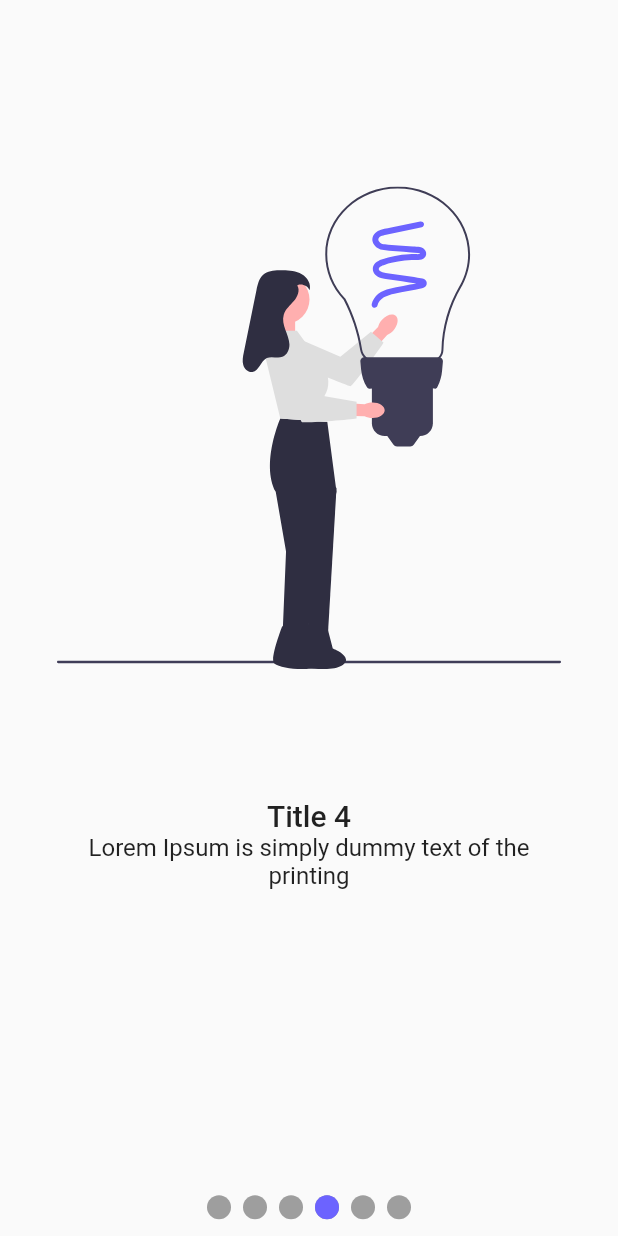
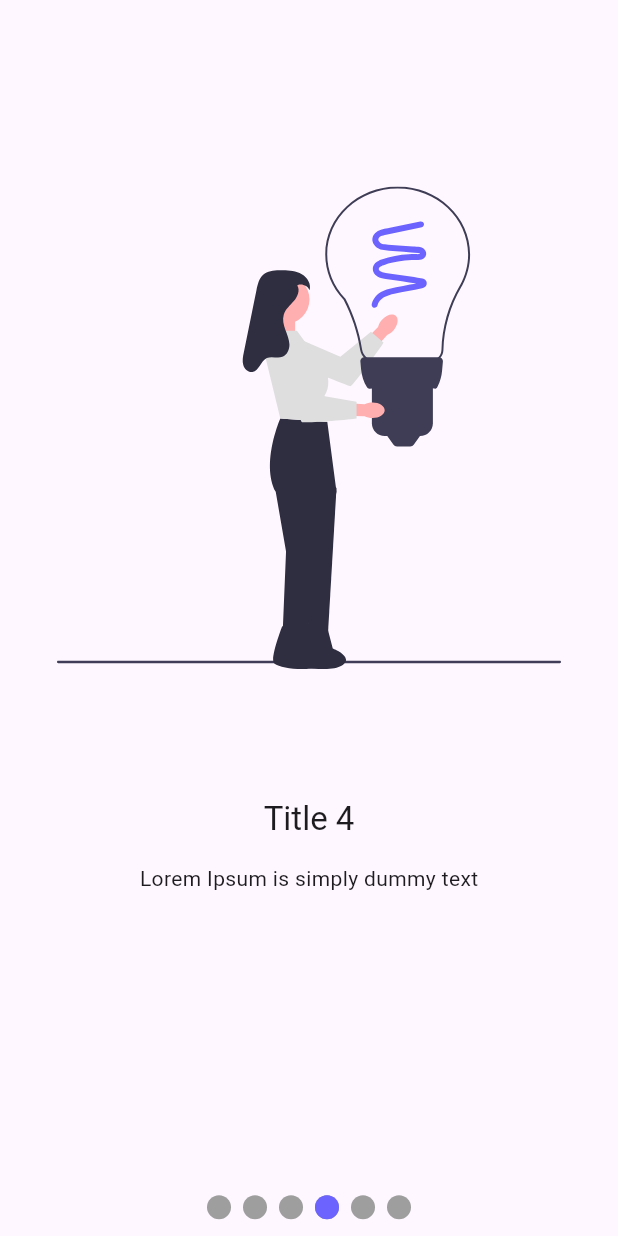
Before and after one commit to eliezerantonio/flutter_carousel_intro, a Flutter app: the screen it shows after launch, on a phone screen of 412 x 824 dp. Run offline on Flutter 3.47's test engine with Material 2 defaults, Android fonts, the phone set to English and light mode, and no system bars; our stand-ins replace flutter_svg.

Commit message:
feat: set subtitle as widget

```diff
--- a/example/lib/main.dart
+++ b/example/lib/main.dart
@@ -15,7 +15,7 @@ class MyApp extends StatelessWidget {
   Widget build(BuildContext context) {
     return MaterialApp(
       title: 'Flutter Demo',
-      theme: ThemeData(useMaterial3: false),
+      theme: ThemeData(useMaterial3: true),
       debugShowCheckedModeBanner: false,
       home: const MyHomePage(),
     );
@@ -44,7 +44,7 @@ class MySlideShow extends StatelessWidget {
   Widget build(BuildContext context) {
     return SafeArea(
       child: FlutterCarouselIntro(
-        animatedRotateX: false,
+        animatedRotateX: true,
         animatedRotateZ: true,
         scale: true,
         autoPlay: true,
@@ -60,35 +60,36 @@ class MySlideShow extends StatelessWidget {
         slides: [
           SliderItem(
             title: 'Title 1',
-            subtitle: 'Lorem Ipsum is simply dummy text of the printing',
+            subtitle: const Text('Lorem Ipsum is simply dummy text'),
             widget: SvgPicture.asset("assets/slide-1.svg"),
           ),
           SliderItem(
             title: 'Title 2',
-            subtitle: 'Lorem Ipsum is simply dummy text of the printing',
+            subtitle: const Text('Lorem Ipsum is simply dummy text'),
             widget: SvgPicture.asset("assets/slide-2.svg"),
           ),
           SliderItem(
             title: 'Title 3',
-            subtitle: 'Lorem Ipsum is simply dummy text of the printing',
+            subtitle: const Text('Lorem Ipsum is simply dummy text'),
             widget: SvgPicture.asset("assets/slide-3.svg"),
           ),
           SliderItem(
             title: 'Title 4',
-            subtitle: 'Lorem Ipsum is simply dummy text of the printing',
+            subtitle: const Text('Lorem Ipsum is simply dummy text'),
             widget: SvgPicture.asset("assets/slide-4.svg"),
           ),
           SliderItem(
             title: 'Title 5',
-            subtitle: 'Lorem Ipsum is simply dummy text of the printing',
+            subtitle: const Text('Lorem Ipsum is simply dummy text'),
             widget: SvgPicture.asset("assets/slide-5.svg"),
-            subtitleTextStyle: const TextStyle(fontWeight: FontWeight.w500),
           ),
           SliderItem(
             title: 'Title 5',
-            subtitle: 'Lorem Ipsum is simply dummy text of the printing',
             widget: SvgPicture.asset("assets/slide-6.svg"),
-            subtitleTextStyle: Theme.of(context).textTheme.displaySmall,
+            subtitle: ElevatedButton(
+              onPressed: () {},
+              child: const Text("skip"),
+            ),
           ),
         ],
       ),
--- a/lib/carousel_slide_item.dart
+++ b/lib/carousel_slide_item.dart
@@ -41,18 +41,8 @@ class CarouselSlideItem extends StatelessWidget {
                         slide.titleTextAlign ??
                         TextAlign.center,
                   ),
-                if (slide.subtitle != null)
-                  Expanded(
-                    child: Text(
-                      slide.subtitle ?? '',
-                      style: subtitleTextStyle ??
-                          slide.subtitleTextStyle ??
-                          Theme.of(context).textTheme.titleMedium,
-                      textAlign: subtitleTextAlign ??
-                          slide.subtitleTextAlign ??
-                          TextAlign.center,
-                    ),
-                  ),
+                const SizedBox(height: 15),
+                if (slide.subtitle != null) Center(child: slide.subtitle!),
               ],
             ),
           )
@@ -64,7 +54,7 @@ class CarouselSlideItem extends StatelessWidget {
   double? _getSlideWidgetHeight(
     BuildContext context,
     String? title,
-    String? subtitle,
+    Widget? subtitle,
   ) {
     if (title == null && subtitle == null) {
       return MediaQuery.sizeOf(context).height * 0.8;
--- a/lib/carousel_slides.dart
+++ b/lib/carousel_slides.dart
@@ -81,6 +81,8 @@ class CarouselSlidesState extends State<CarouselSlides> {
     });
   }
 
+
+
   @override
   Widget build(BuildContext context) {
     final currentPage = context.watch<SliderModel>().currentPage;
--- a/lib/slider_item_model.dart
+++ b/lib/slider_item_model.dart
@@ -24,23 +24,16 @@ class SliderItem {
   final TextAlign? titleTextAlign;
 
   /// [subtitle] optional slide subtile
-  final String? subtitle;
+  final Widget? subtitle;
 
-  ///  [subtitle] optional subtitle TextStyle, if set it override the
-  /// top-level subtitle textStyle
-  final TextStyle? subtitleTextStyle;
-
-  ///  [subtitleTextAlign] optional subtitle TextAlign, if set it override the
-  /// top-level subtitle textAlign
-  final TextAlign? subtitleTextAlign;
+  ///  [subtitle] optional subtitle Widget, if set it override the
+  /// top-level subtitle widget
 
   const SliderItem({
     this.title,
     this.titleTextStyle,
     this.titleTextAlign,
     this.subtitle,
-    this.subtitleTextStyle,
-    this.subtitleTextAlign,
     required this.widget,
   });
 }
```
